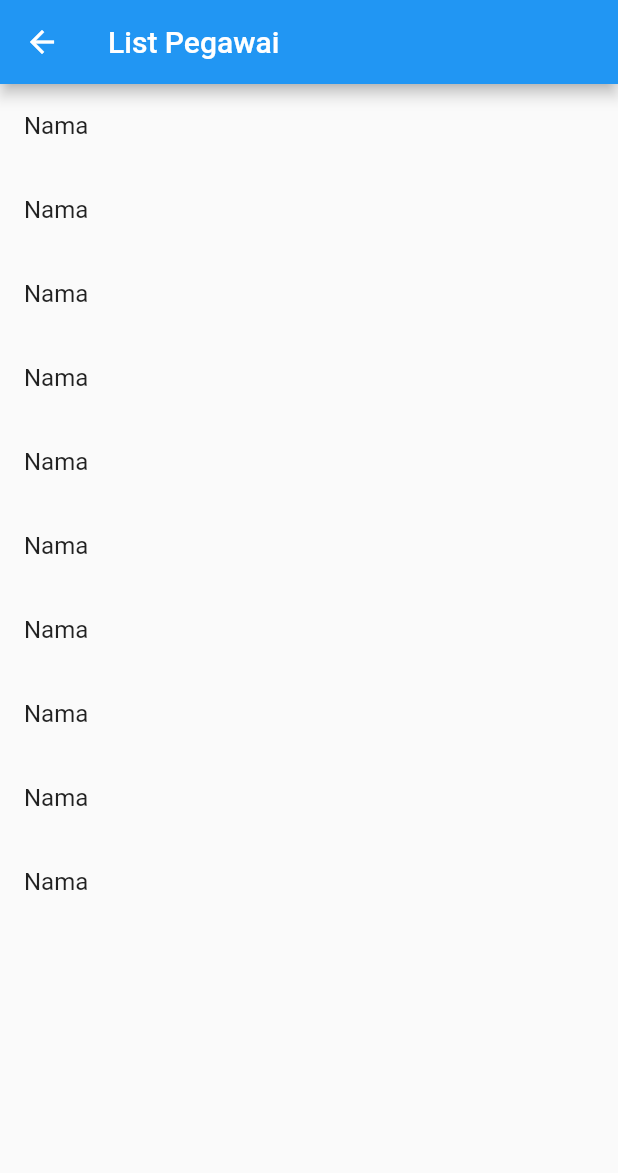
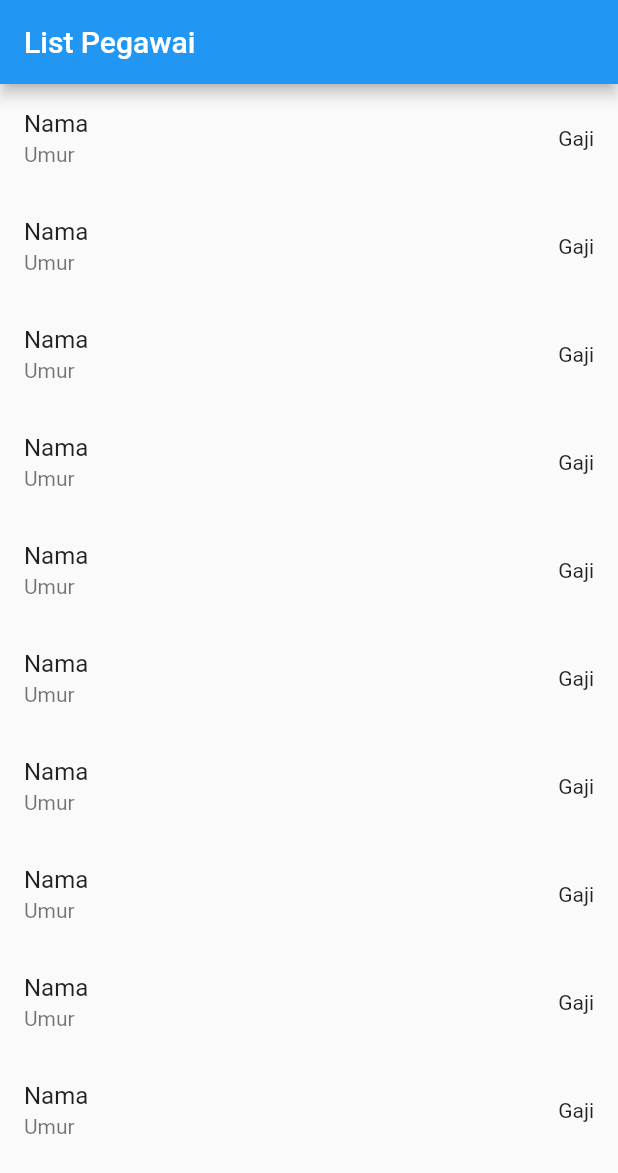
Before and after one commit to triyono777/tutorial_flutter_pegawai, a Flutter app: the ListPegawaiPage screen opened directly, on a phone screen of 412 x 824 dp. Shown: the top 1173 px of the screen. Run offline on Flutter 3.47's test engine with Material 2 defaults, Android fonts, the phone set to English and light mode, and no system bars.

Commit message:
layout list pagawai

```diff
--- a/lib/ui/page/list_pegawai_page.dart
+++ b/lib/ui/page/list_pegawai_page.dart
@@ -16,6 +16,8 @@ class _ListPegawaiPageState extends State<ListPegawaiPage> {
         itemCount: 10,
         itemBuilder: (ctx, index) => ListTile(
           title: Text('Nama'),
+          subtitle: Text('Umur'),
+          trailing: Text('Gaji'),
         ),
       ),
     );
```
Also changed, not shown: lib/main.dart (+3 -16 lines), 1 other file.
